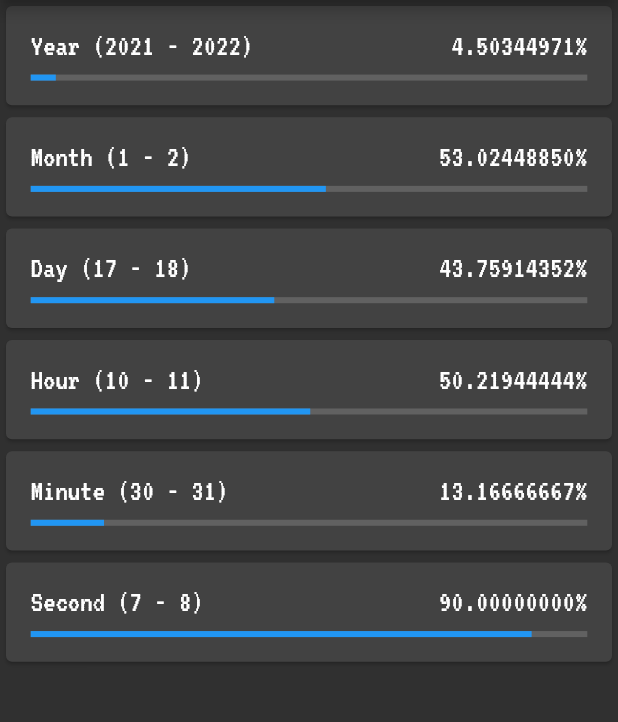
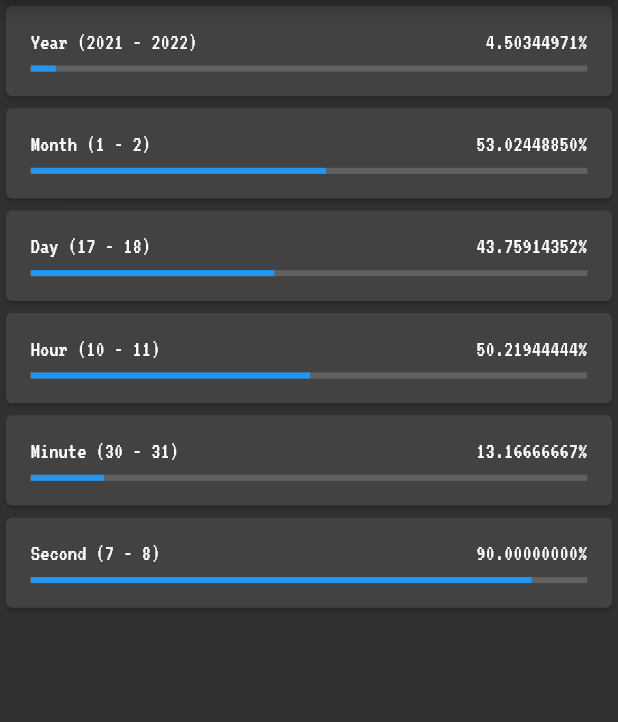
Before and after one commit to aboqasem/time_progress, a Flutter app: the screen it shows after launch, on a phone screen of 412 x 824 dp, the part 84-806 px from its top. Run offline on Flutter 3.47's test engine with Material 2 defaults, Android fonts, the phone set to English and light mode, and no system bars.

Commit message:
Drop sizer for responsiveness

```diff
--- a/lib/main.dart
+++ b/lib/main.dart
@@ -1,7 +1,5 @@
 import 'package:flutter/material.dart';
-import 'package:sizer/sizer.dart';
 import 'package:time_progress/screens/home_screen.dart';
-import 'package:time_progress/theme.dart';
 
 void main() {
   runApp(MyApp());
@@ -10,20 +8,11 @@ void main() {
 class MyApp extends StatelessWidget {
   @override
   Widget build(BuildContext context) {
-    return LayoutBuilder(
-      builder: (context, constraints) {
-        return OrientationBuilder(
-          builder: (context, orientation) {
-            SizerUtil().init(constraints, orientation);
-            return MaterialApp(
-              debugShowCheckedModeBanner: false,
-              title: 'Time Progress',
-              theme: themeData,
-              home: HomeScreen(),
-            );
-          },
-        );
-      },
+    return MaterialApp(
+      debugShowCheckedModeBanner: false,
+      title: 'Time Progress',
+      theme: ThemeData.dark(),
+      home: HomeScreen(),
     );
   }
 }
--- a/lib/screens/widgets/progress_card.dart
+++ b/lib/screens/widgets/progress_card.dart
@@ -1,5 +1,7 @@
+import 'dart:math';
+
+import 'package:time_progress/extensions/responsive_length.dart';
 import 'package:flutter/material.dart';
-import 'package:sizer/sizer.dart';
 
 class ProgressCard extends StatelessWidget {
   final String title;
@@ -16,7 +18,7 @@ class ProgressCard extends StatelessWidget {
   Widget build(BuildContext context) {
     return Card(
       child: Padding(
-        padding: EdgeInsets.all(2.0.h),
+        padding: EdgeInsets.all(2.0.vh(context)),
         child: Column(
           children: [
             Row(
@@ -24,15 +26,23 @@ class ProgressCard extends StatelessWidget {
               children: [
                 Text(
                   '$title ($description)',
-                  style: TextStyle(fontFamily: 'VT323'),
+                  style: TextStyle(
+                    fontFamily: 'VT323',
+                    fontSize: min(3.75.vw(context), 30),
+                    color: Colors.white,
+                  ),
                 ),
                 Text(
                   '${progress.toStringAsFixed(8)}%',
-                  style: TextStyle(fontFamily: 'VT323'),
+                  style: TextStyle(
+                    fontFamily: 'VT323',
+                    fontSize: min(3.75.vw(context), 30),
+                    color: Colors.white,
+                  ),
                 ),
               ],
             ),
-            SizedBox(height: 1.0.h),
+            SizedBox(height: 1.0.vh(context)),
             LinearProgressIndicator(value: progress / 100.0),
           ],
         ),
--- a/lib/theme.dart
+++ /dev/null
@@ -1,8 +0,0 @@
-import 'package:flutter/material.dart';
-import 'package:sizer/sizer.dart';
-
-final ThemeData themeData = ThemeData.dark().copyWith(
-  textTheme: TextTheme(
-    bodyText2: TextStyle(fontSize: 15.0.sp, color: Colors.white),
-  ),
-);
--- a/pubspec.yaml
+++ b/pubspec.yaml
@@ -10,7 +10,6 @@ dependencies:
   flutter:
     sdk: flutter
   cupertino_icons: ^1.0.0
-  sizer: ^1.1.8
 
 dev_dependencies:
   flutter_test:
```
Also changed, not shown: pubspec.lock.
